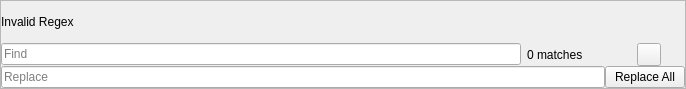
Before: the Qt Designer form slate/textparts/findreplace.ui in theCheeseboard/theSlate, drawn with Qt 5.
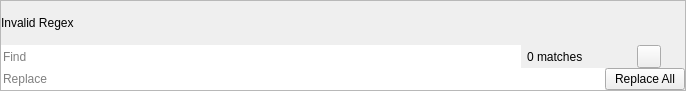
After: the same form once the commit is applied. Icons and pictures are not drawn.

Commit message: Slight UI adjustment to find/replace dialog

```diff
--- a/slate/textparts/findreplace.ui
+++ b/slate/textparts/findreplace.ui
@@ -7,7 +7,7 @@
     <x>0</x>
     <y>0</y>
     <width>686</width>
-    <height>89</height>
+    <height>91</height>
    </rect>
   </property>
   <property name="windowTitle">
@@ -69,13 +69,46 @@
          <number>6</number>
         </property>
         <item>
-         <widget class="QLineEdit" name="findBox">
-          <property name="placeholderText">
-           <string>Find</string>
-          </property>
-          <property name="clearButtonEnabled">
+         <widget class="QWidget" name="findContainer" native="true">
+          <property name="autoFillBackground">
            <bool>true</bool>
           </property>
+          <layout class="QHBoxLayout" name="horizontalLayout_4">
+           <property name="spacing">
+            <number>0</number>
+           </property>
+           <property name="leftMargin">
+            <number>0</number>
+           </property>
+           <property name="topMargin">
+            <number>0</number>
+           </property>
+           <property name="rightMargin">
+            <number>0</number>
+           </property>
+           <property name="bottomMargin">
+            <number>0</number>
+           </property>
+           <item>
+            <widget class="QLineEdit" name="findBox">
+             <property name="sizePolicy">
+              <sizepolicy hsizetype="Expanding" vsizetype="Preferred">
+               <horstretch>0</horstretch>
+               <verstretch>0</verstretch>
+              </sizepolicy>
+             </property>
+             <property name="frame">
+              <bool>false</bool>
+             </property>
+             <property name="placeholderText">
+              <string>Find</string>
+             </property>
+             <property name="clearButtonEnabled">
+              <bool>true</bool>
+             </property>
+            </widget>
+           </item>
+          </layout>
          </widget>
         </item>
         <item>
@@ -166,6 +199,15 @@
        <layout class="QHBoxLayout" name="horizontalLayout_2">
         <item>
          <widget class="QLineEdit" name="replaceBox">
+          <property name="sizePolicy">
+           <sizepolicy hsizetype="Expanding" vsizetype="Preferred">
+            <horstretch>0</horstretch>
+            <verstretch>0</verstretch>
+           </sizepolicy>
+          </property>
+          <property name="frame">
+           <bool>false</bool>
+          </property>
           <property name="placeholderText">
            <string>Replace</string>
           </property>
```
The commit also changes 23 other files.
